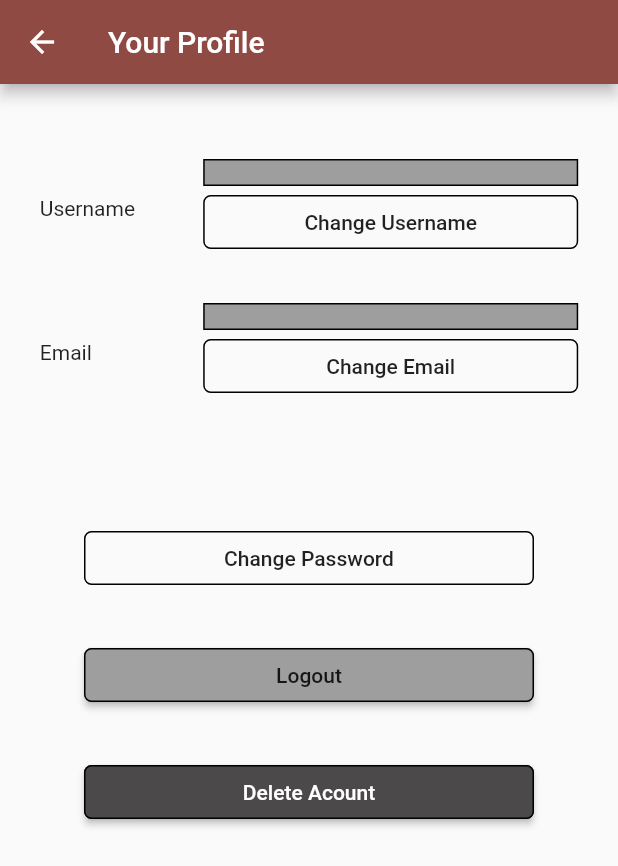
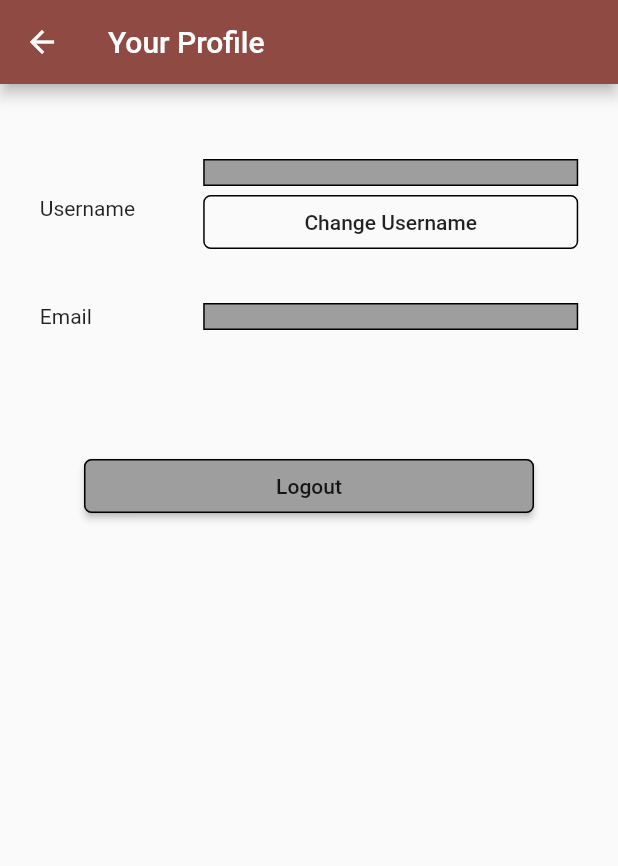
Before and after one commit to Oscarrr00/CharacterKeeper, a Flutter app: the screen it shows once a user with an empty profile is signed in, after a tap on the "account circle" icon, on a phone screen of 412 x 824 dp. Shown: the top 866 px of the screen. Run offline on Flutter 3.47's test engine with Material 2 defaults, Android fonts, the phone set to English and light mode, and no system bars; our stand-ins replace cloud_firestore, firebase_auth, firebase_core, firebase_storage, image_picker and 1 more; missing offline and left inert: dart:ffi; accounts and stored records are empty.

Commit message:
Removing profile

```diff
--- a/character_keeper/lib/pages/profile.dart
+++ b/character_keeper/lib/pages/profile.dart
@@ -43,24 +43,9 @@ class Profile extends StatelessWidget {
                   child: Text("Email")),
               Column(children: [
                 ShowData(content: "${profile["email"]}"),
-                MaterialButton(
-                    onPressed: () {},
-                    child: Text("Change Email"),
-                    shape: RoundedRectangleBorder(
-                        borderRadius: BorderRadius.circular(5),
-                        side: BorderSide(color: Colors.black)),
-                    minWidth: 250)
               ])
             ]),
             SizedBox(height: 80),
-            MaterialButton(
-                onPressed: () {},
-                child: Text("Change Password"),
-                shape: RoundedRectangleBorder(
-                    borderRadius: BorderRadius.circular(5),
-                    side: BorderSide(color: Colors.black)),
-                minWidth: 300),
-            SizedBox(height: 30),
             MaterialButton(
                 onPressed: () {
                   context.read<Character_Provide>().logoutUser();
@@ -76,16 +61,6 @@ class Profile extends StatelessWidget {
                     side: BorderSide(color: Colors.black)),
                 minWidth: 300,
                 color: Colors.grey),
-            SizedBox(height: 30),
-            MaterialButton(
-                onPressed: () {},
-                child: Text("Delete Acount",
-                    style: TextStyle(color: Colors.white)),
-                shape: RoundedRectangleBorder(
-                    borderRadius: BorderRadius.circular(5),
-                    side: BorderSide(color: Colors.black)),
-                minWidth: 300,
-                color: Color.fromARGB(255, 75, 73, 73)),
           ],
         ));
   }
```
